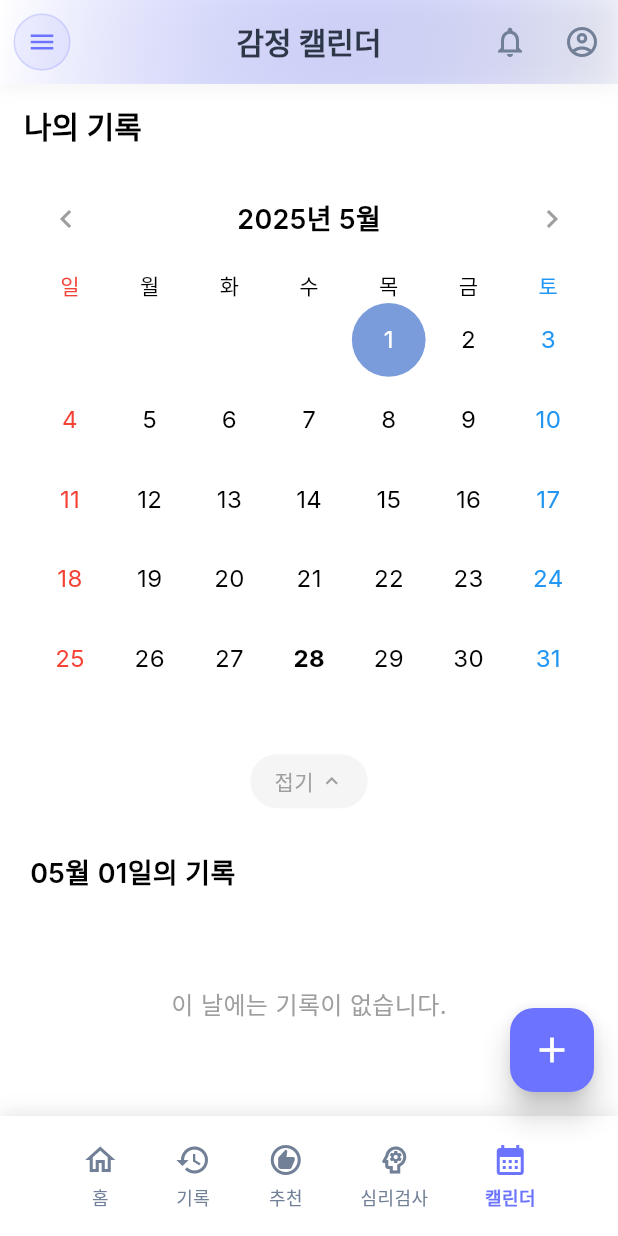
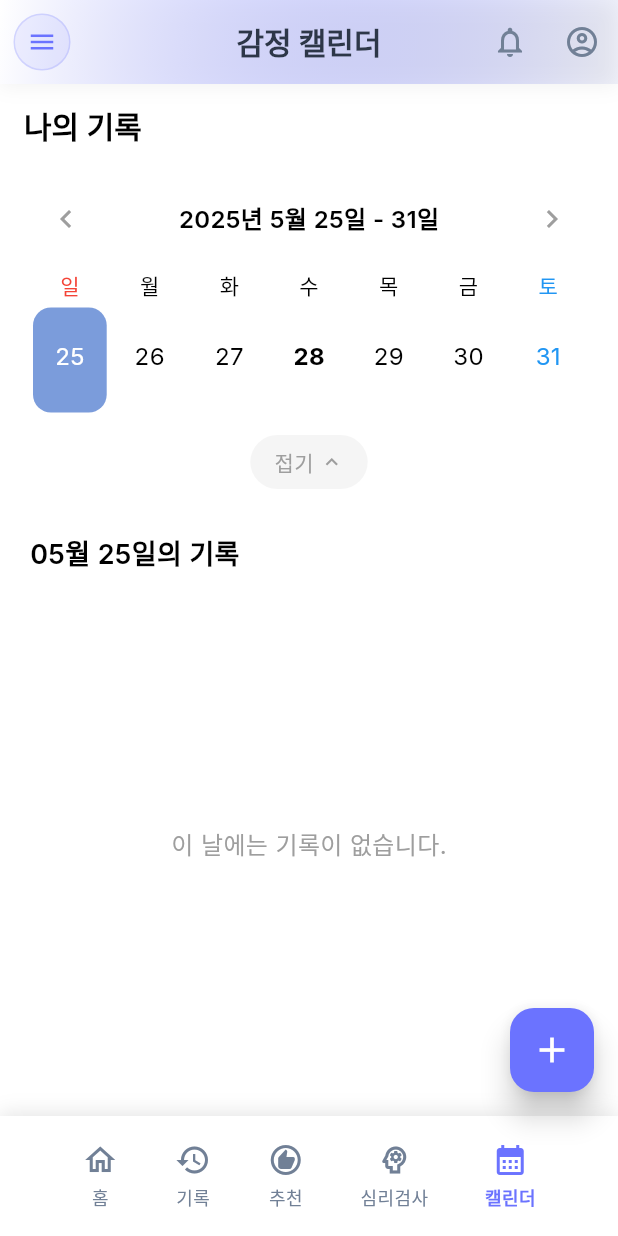
Before and after one commit to madorik/illusion-note-app, a Flutter app: the CalendarScreen screen opened by its route, after a tap on the "chevron left" icon, after a tap on the "chevron right" icon, on a phone screen of 412 x 824 dp. Run offline on Flutter 3.47's test engine with Material 3 defaults, Android fonts, the phone set to English and light mode, and no system bars; our stand-ins replace dio, firebase_auth, firebase_core, go_router, google_fonts, google_sign_in and 2 more; accounts and stored records are empty; network calls fail.

Commit message:
캘린더 주단위로 변경

```diff
--- a/lib/features/history/screens/calendar_screen.dart
+++ b/lib/features/history/screens/calendar_screen.dart
@@ -1,5 +1,4 @@
 import 'package:flutter/material.dart';
-import 'package:provider/provider.dart';
 import '../../../core/models/emotion_analysis_model.dart';
 import '../../../core/utils/time_utils.dart';
 import '../../../core/utils/emotion_utils.dart';
@@ -13,7 +12,7 @@ class CalendarScreen extends StatefulWidget {
 }
 
 class _CalendarScreenState extends State<CalendarScreen> {
-  DateTime _currentDate = DateTime.now();
+  DateTime _currentWeekStart = DateTime.now();
   DateTime? _selectedDate;
   List<EmotionPost> _selectedDatePosts = [];
   List<EmotionPost> _allPosts = [];
@@ -23,8 +22,22 @@ class _CalendarScreenState extends State<CalendarScreen> {
   @override
   void initState() {
     super.initState();
-    _selectedDate = TimeUtils.nowInKorea();
+    final now = TimeUtils.nowInKorea();
+    _selectedDate = now;
+    // 이번 주의 시작일(일요일) 계산
+    _currentWeekStart = _getWeekStart(now);
     _loadAllPosts();
+  }
+
+  // 주의 시작일(일요일) 계산
+  DateTime _getWeekStart(DateTime date) {
+    final weekday = date.weekday % 7; // 0: 일요일, 1: 월요일, ...
+    return date.subtract(Duration(days: weekday));
+  }
+
+  // 주의 마지막일(토요일) 계산
+  DateTime _getWeekEnd(DateTime weekStart) {
+    return weekStart.add(const Duration(days: 6));
   }
 
   Future<void> _loadAllPosts() async {
@@ -84,20 +97,20 @@ class _CalendarScreenState extends State<CalendarScreen> {
     _filterPostsForDate(date);
   }
 
-  void _previousMonth() {
+  void _previousWeek() {
     setState(() {
-      _currentDate = DateTime(_currentDate.year, _currentDate.month - 1);
-      // 이전 달의 첫 번째 날로 선택 날짜 변경
-      _selectedDate = DateTime(_currentDate.year, _currentDate.month, 1);
+      _currentWeekStart = _currentWeekStart.subtract(const Duration(days: 7));
+      // 이전 주의 첫 번째 날로 선택 날짜 변경
+      _selectedDate = _currentWeekStart;
     });
     _filterPostsForDate(_selectedDate!);
   }
 
-  void _nextMonth() {
+  void _nextWeek() {
     setState(() {
-      _currentDate = DateTime(_currentDate.year, _currentDate.month + 1);
-      // 다음 달의 첫 번째 날로 선택 날짜 변경
-      _selectedDate = DateTime(_currentDate.year, _currentDate.month, 1);
+      _currentWeekStart = _currentWeekStart.add(const Duration(days: 7));
+      // 다음 주의 첫 번째 날로 선택 날짜 변경
+      _selectedDate = _currentWeekStart;
     });
     _filterPostsForDate(_selectedDate!);
   }
@@ -127,11 +140,11 @@ class _CalendarScreenState extends State<CalendarScreen> {
           // 요일 헤더
           _buildWeekdayHeader(),
 
-          // 달력 그리드
+          // 주간 달력 그리드
           if (!_isCalendarCollapsed)
-            Expanded(
-              flex: 3,
-              child: _buildCalendarGrid(),
+            SizedBox(
+              height: 80, // 높이를 고정값으로 설정
+              child: _buildWeeklyCalendarGrid(),
             ),
 
           // 접기 버튼
@@ -139,7 +152,6 @@ class _CalendarScreenState extends State<CalendarScreen> {
 
           // 선택된 날짜의 기록
           Expanded(
-            flex: _isCalendarCollapsed ? 5 : 2,
             child: _buildSelectedDateRecords(),
           ),
         ],
@@ -148,25 +160,36 @@ class _CalendarScreenState extends State<CalendarScreen> {
   }
 
   Widget _buildCalendarHeader() {
+    final weekEnd = _getWeekEnd(_currentWeekStart);
+    String headerText;
+
+    if (_currentWeekStart.month == weekEnd.month) {
+      // 같은 달인 경우
+      headerText = '${_currentWeekStart.year}년 ${_currentWeekStart.month}월 ${_currentWeekStart.day}일 - ${weekEnd.day}일';
+    } else {
+      // 다른 달인 경우
+      headerText = '${_currentWeekStart.month}/${_currentWeekStart.day} - ${weekEnd.month}/${weekEnd.day}';
+    }
+
     return Padding(
       padding: const EdgeInsets.symmetric(horizontal: 20, vertical: 10),
       child: Row(
         mainAxisAlignment: MainAxisAlignment.spaceBetween,
         children: [
           IconButton(
-            onPressed: _previousMonth,
+            onPressed: _previousWeek,
             icon: const Icon(Icons.chevron_left, color: Colors.grey),
           ),
           Text(
-            '${_currentDate.year}년 ${_currentDate.month}월',
+            headerText,
             style: const TextStyle(
-              fontSize: 18,
+              fontSize: 16,
               fontWeight: FontWeight.w600,
               color: Colors.black,
             ),
           ),
           IconButton(
-            onPressed: _nextMonth,
+            onPressed: _nextWeek,
             icon: const Icon(Icons.chevron_right, color: Colors.grey),
           ),
         ],
@@ -209,29 +232,12 @@ class _CalendarScreenState extends State<CalendarScreen> {
     );
   }
 
-  Widget _buildCalendarGrid() {
-    final firstDayOfMonth = DateTime(_currentDate.year, _currentDate.month, 1);
-    final lastDayOfMonth = DateTime(_currentDate.year, _currentDate.month + 1, 0);
-    final firstWeekday = firstDayOfMonth.weekday % 7; // 0: 일요일, 1: 월요일, ...
-    final daysInMonth = lastDayOfMonth.day;
-
+  Widget _buildWeeklyCalendarGrid() {
     return Padding(
       padding: const EdgeInsets.symmetric(horizontal: 20),
-      child: GridView.builder(
-        gridDelegate: const SliverGridDelegateWithFixedCrossAxisCount(
-          crossAxisCount: 7,
-          childAspectRatio: 1,
-        ),
-        itemCount: 42, // 6주 * 7일
-        itemBuilder: (context, index) {
-          final dayIndex = index - firstWeekday;
-
-          if (dayIndex < 0 || dayIndex >= daysInMonth) {
-            return const SizedBox(); // 빈 셀
-          }
-
-          final day = dayIndex + 1;
-          final date = DateTime(_currentDate.year, _currentDate.month, day);
+      child: Row(
+        children: List.generate(7, (index) {
+          final date = _currentWeekStart.add(Duration(days: index));
           final isSelected = _selectedDate != null &&
               _selectedDate!.year == date.year &&
               _selectedDate!.month == date.month &&
@@ -242,37 +248,37 @@ class _CalendarScreenState extends State<CalendarScreen> {
               koreaToday.day == date.day;
 
           // 요일별 색상
-          final weekday = index % 7;
           Color textColor = Colors.black;
-          if (weekday == 0) textColor = Colors.red; // 일요일
-          if (weekday == 6) textColor = Colors.blue; // 토요일
+          if (index == 0) textColor = Colors.red; // 일요일
+          if (index == 6) textColor = Colors.blue; // 토요일
 
-          return GestureDetector(
+          return Expanded(
+            child: GestureDetector(
               onTap: () => _onDateSelected(date),
               child: Container(
                 margin: const EdgeInsets.all(2),
+                height: 70,
                 decoration: BoxDecoration(
                   color: isSelected ? const Color(0xFF7B9CDB) : Colors.transparent,
-                shape: BoxShape.circle,
+                  borderRadius: BorderRadius.circular(12),
                 ),
-              child: Center(
                 child: Column(
                   mainAxisAlignment: MainAxisAlignment.center,
                   children: [
                     Text(
-                      '$day',
+                      '${date.day}',
                       style: TextStyle(
                         color: isSelected ? Colors.white : textColor,
                         fontSize: 16,
                         fontWeight: isToday ? FontWeight.bold : FontWeight.normal,
                       ),
                     ),
+                    const SizedBox(height: 4),
                     // 기록이 있는 날짜에 점 표시
                     if (!isSelected && _hasPostsOnDate(date))
                       Container(
                         width: 4,
                         height: 4,
-                         margin: const EdgeInsets.only(top: 2),
                         decoration: const BoxDecoration(
                           color: Colors.orange,
                           shape: BoxShape.circle,
@@ -283,7 +289,7 @@ class _CalendarScreenState extends State<CalendarScreen> {
               ),
             ),
           );
-        },
+        }),
       ),
     );
   }
```
Lines whose indentation alone changed are shown as unchanged.
